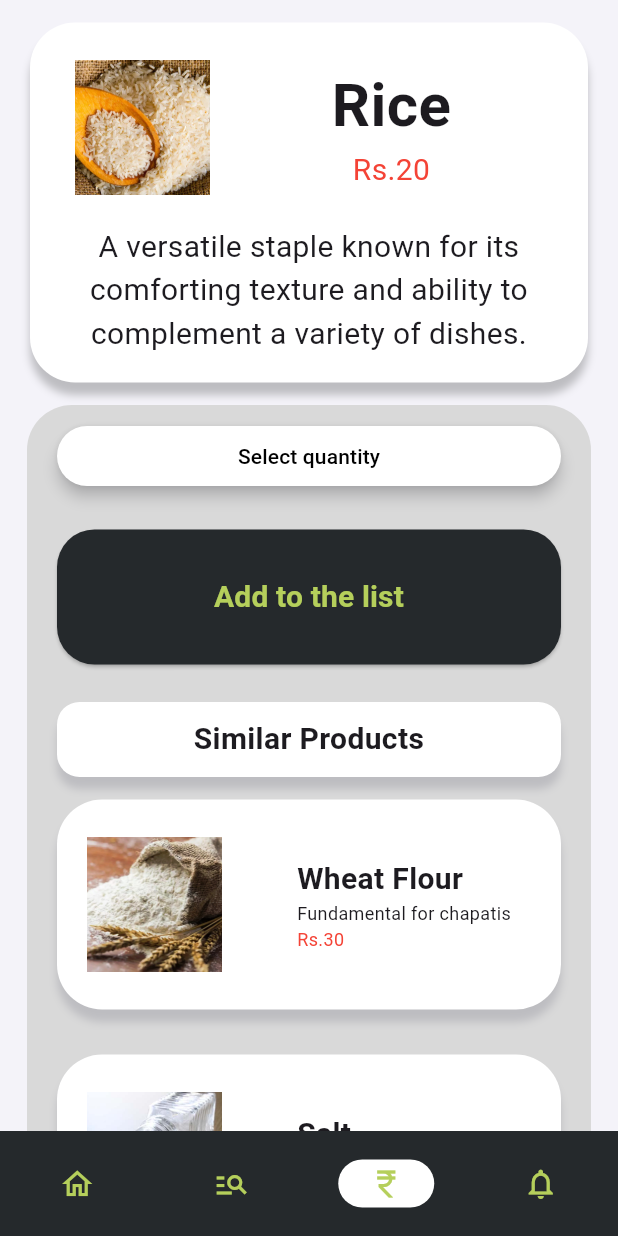
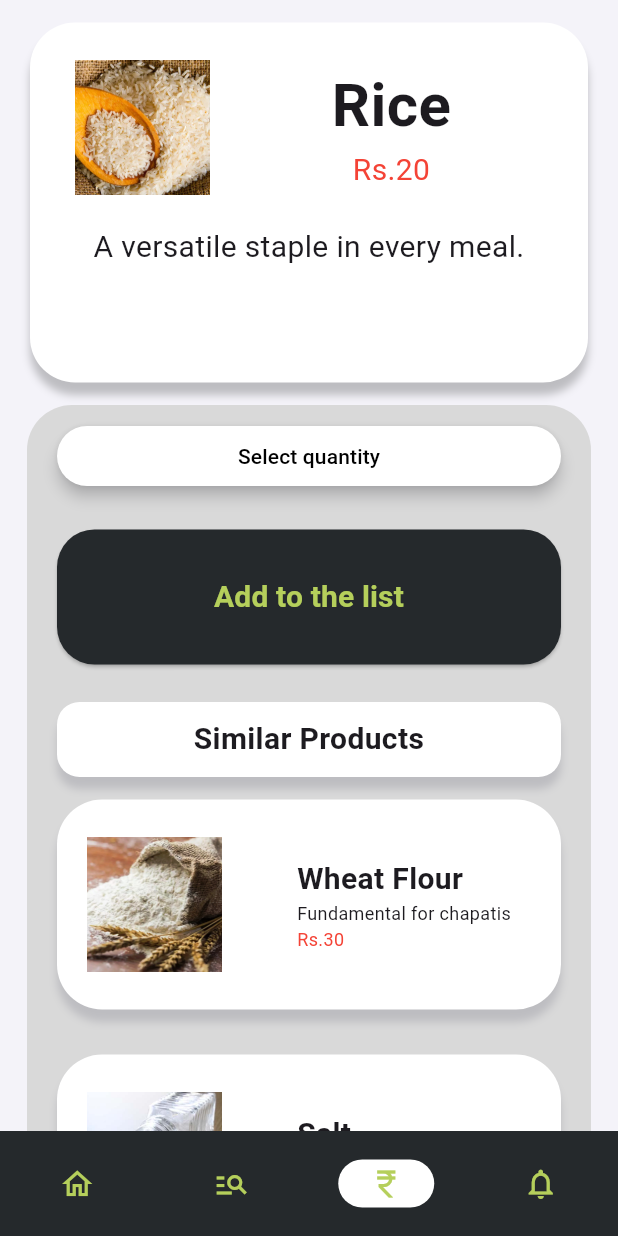
Before and after one commit to Shaunm1724/ration_seva, a Flutter app: the item_desc screen opened by its route, on a phone screen of 412 x 824 dp. Run offline on Flutter 3.47's test engine with Material 3 defaults, Android fonts, the phone set to English and light mode, and no system bars; our stand-ins replace cloud_firestore, firebase_auth, firebase_core, flutter_map, geolocator, latlong2 and 2 more; accounts and stored records are empty.

Commit message:
overflow sorted

```diff
--- a/lib/pages/item_description.dart
+++ b/lib/pages/item_description.dart
@@ -25,7 +25,7 @@ class item_desc extends StatelessWidget {
                 imagePath: 'images/Madhubani Saree.webp',
                 block_title: 'Rice',
                 block_description:
-                    'A versatile staple known for its comforting texture and ability to complement a variety of dishes.',
+                    'A versatile staple in every meal.',
                 block_price: 'Rs.20',
               ),
             ),
@@ -103,7 +103,7 @@ class item_desc1 extends StatelessWidget {
                 imagePath: 'images/wheat.jpg',
                 block_title: 'Wheat',
                 block_description:
-                    'A fundamental ingredient for bread, chapatis, and various baked goods.',
+                    'A fundamental ingredient for bread, chapatis.',
                 block_price: 'Rs.30',
               ),
             ),
```
